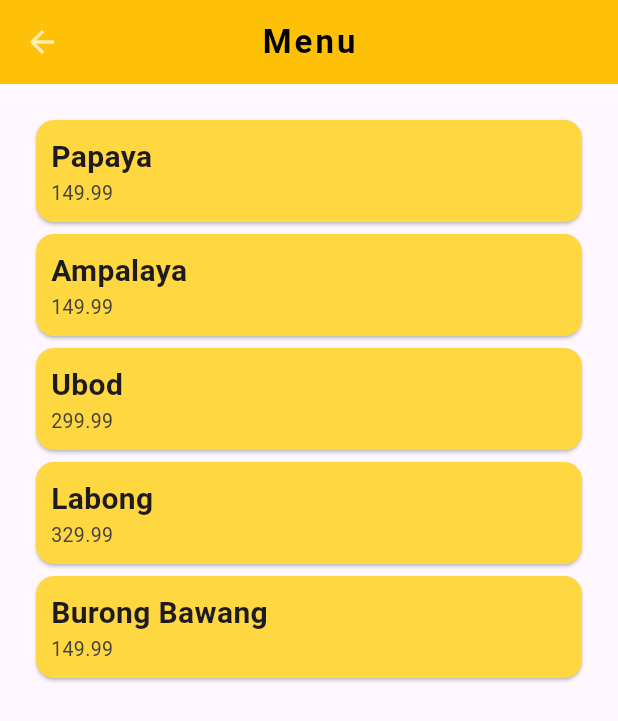
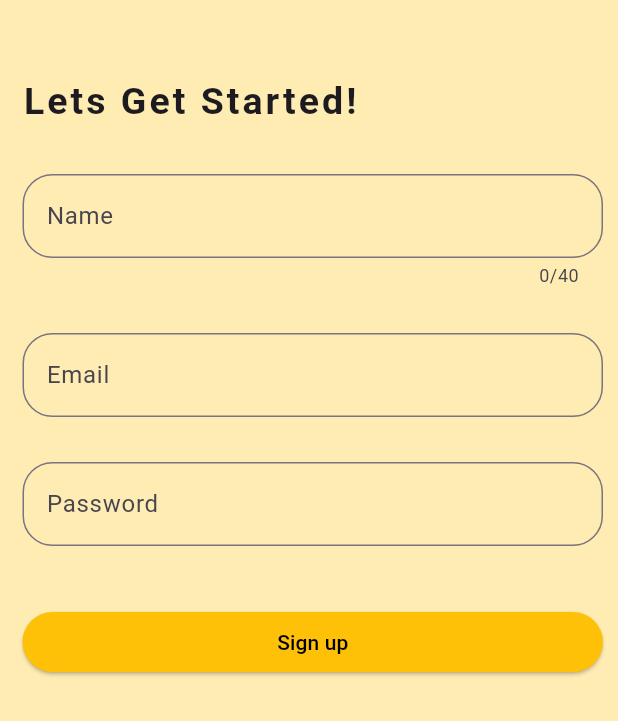
Before and after one commit to chritania/Front_APPchara, a Flutter app: the screen it shows after launch, on a phone screen of 412 x 824 dp. Shown: the top 721 px of the screen. Run offline on Flutter 3.47's test engine with Material 3 defaults, Android fonts, the phone set to English and light mode, and no system bars.

Commit message:
Sign up with validation

```diff
--- a/lib/main.dart
+++ b/lib/main.dart
@@ -2,12 +2,14 @@ import 'package:flutter/material.dart';
 import 'package:untitled1/home.dart';
 import 'package:untitled1/pages/dashboard.dart';
 import 'package:untitled1/pages/menu.dart';
+import 'package:untitled1/pages/signup.dart';
 
 void main() => runApp(MaterialApp(
-  initialRoute : '/menu',
+  initialRoute : '/signup',
 routes: {
   '/' : (context)=> Dashboard(),
   '/menu' : (context) => Menu(),
   '/profile' : (context) => Home(),
+  '/signup' : (context) => Signup(),
 },
 ));
--- /dev/null
+++ b/lib/pages/signup.dart
@@ -0,0 +1,134 @@
+import 'package:flutter/material.dart';
+
+class Signup extends StatefulWidget {
+  const Signup({super.key});
+
+  @override
+  State<Signup> createState() => _SignupState();
+}
+
+class _SignupState extends State<Signup> {
+  final formKey = GlobalKey<FormState>();
+  String name = '';
+  String email = '';
+  String password = '';
+
+
+  @override
+  Widget build(BuildContext context) {
+    return Scaffold(
+      backgroundColor: Colors.amber[100],
+      body: SafeArea(
+        child: Padding(
+          padding: EdgeInsets.fromLTRB(15.0, 50.0, 10.0, 0),
+          child: Column(
+            crossAxisAlignment: CrossAxisAlignment.start,
+            children: <Widget>[
+              Text(
+                'Lets Get Started!',
+                style: TextStyle(
+                  fontWeight: FontWeight.w700,
+                  letterSpacing: 2.0,
+                  fontSize: 25
+                ),
+              ),
+              SizedBox(height: 30.0,),
+              Form(
+                key: formKey,
+                child: Column(
+                  crossAxisAlignment: CrossAxisAlignment.stretch,
+                  children: <Widget>[
+                    TextFormField(
+                      maxLength: 40,
+                      decoration: InputDecoration(
+                        label: Text('Name'),
+                        border: OutlineInputBorder(
+                          borderRadius: BorderRadius.circular(20.0)
+                        )
+                      ),
+                      validator: (value){
+                        if(value == null || value.isEmpty){
+                          return 'Please provide a name';
+                        }
+                        if(value.length < 2){
+                          return 'Name should be atleast 3 letters long';
+                        }
+                        return null;
+                      },
+                      onSaved: (value){
+                        name=value!;
+                      },
+                    ),
+                    SizedBox(height: 30.0,),
+                    TextFormField(
+                      keyboardType: TextInputType.emailAddress,
+                        decoration: InputDecoration(
+                          label: Text('Email'),
+                          border: OutlineInputBorder(
+                            borderRadius: BorderRadius.circular(20.0)
+                            ),
+                        ),
+                      validator: (value){
+                        if(value == null || value.isEmpty){
+                          return 'Please provide an email';
+                        }
+                        if(value.length < 2){
+                          return 'Email should be existed';
+                        }
+                        return null;
+                      },
+                      onSaved: (value){
+                        email=value!;
+                      },
+                    ),
+                    SizedBox(height: 30.0,),
+                    TextFormField(
+                      obscureText: true,
+                      decoration: InputDecoration(
+                        label: Text('Password'),
+                        border: OutlineInputBorder(
+                            borderRadius: BorderRadius.circular(20.0)
+                        ),
+                      ),
+                      validator: (value){
+                      if(value == null || value.isEmpty){
+                        return 'Please provide a passwords';
+                      }
+                      if(value.length < 8){
+                        return 'Password should be 8 characters long';
+                      }
+                      if(value.length >20){
+                        return 'Password should be 8 characters long';
+                      }
+                      return null;
+                    },
+                      onSaved: (value){
+                        password=value!;
+                      },
+                    ),
+                    SizedBox(height: 40.0,),
+                    ElevatedButton(
+                      onPressed: (){
+                        if(formKey.currentState!.validate()){
+                          formKey.currentState!.save();
+                          print(name);
+                          print(email);
+                          print(password);
+                        }
+                      },
+                      child: Text('Sign up'),
+                      style:ElevatedButton.styleFrom(
+                        foregroundColor: Colors.black,
+                        backgroundColor: Colors.amber,
+                      ),
+                    ),
+                  ],
+                ),
+              ),
+            ],
+          ),
+        ),
+      ),
+    );
+  }
+}
```
